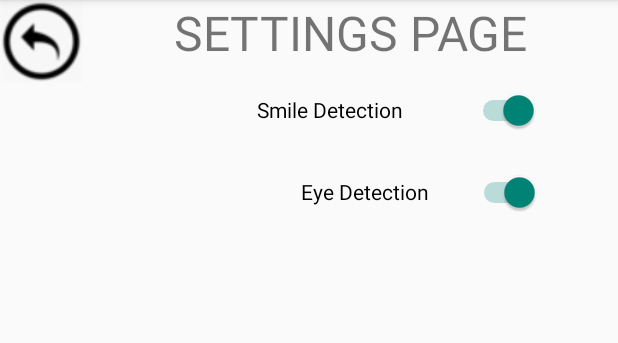
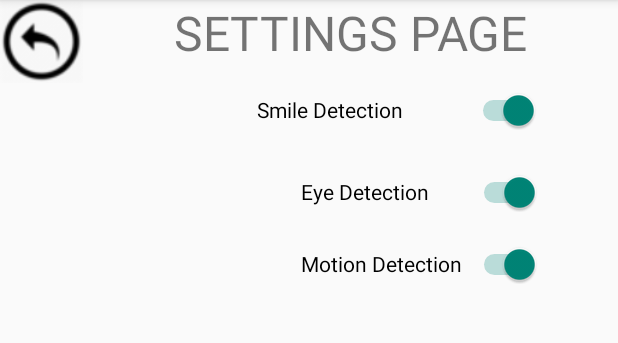
Before and after one commit to Zcloutet/Capstone-NickofTime, an Android app: the screen it shows after launch (SettingsActivity), after a tap on an icon or button, on a phone screen of 412 x 824 dp, the part 84-427 px from its top. Run offline under Robolectric (Android 15) with nearby library versions, the phone set to English and light mode, and no system bars; 1 statement that could not run was skipped.

Commit message:
motion detection
- displays on screen if motion was detected
- added toggle for motion detection
- motion detection only happens depending on toggle

```diff
--- a/app/src/main/java/com/example/perfectphotoapp/CameraOverlayView.java
+++ b/app/src/main/java/com/example/perfectphotoapp/CameraOverlayView.java
@@ -27,11 +27,16 @@ public class CameraOverlayView extends View {
     private Paint redPaint;
     private Paint yellowPaint;
     private Paint greenPaint;
+    private Paint redTextPaint;
 
     // faces
     private Face[] faces;
+    boolean motionDetected;
+
+    // preferences
     boolean smileDetection = true;
     boolean eyeDetection = true;
+    boolean motionDetection = true;
 
     public CameraOverlayView(Context context, AttributeSet attrs) {
         super(context, attrs);
@@ -53,6 +58,11 @@ public class CameraOverlayView extends View {
         greenPaint.setColor(Color.GREEN);
         greenPaint.setStyle(Paint.Style.STROKE);
         greenPaint.setStrokeWidth(strokeWidth);
+
+        redTextPaint = new Paint();
+        redTextPaint.setColor(Color.RED);
+        redTextPaint.setStyle(Paint.Style.FILL);
+        redTextPaint.setTextSize(strokeWidth*10);
     }
 
     // make sure the size of the canvas is always known
@@ -112,13 +122,20 @@ public class CameraOverlayView extends View {
                 }
             }
         }
+
+        if (motionDetection && motionDetected) {
+            Rect bounds = new Rect();
+            redTextPaint.getTextBounds("Motion Detected", 0, 14, bounds);
+            canvas.drawText("Motion Detected", (w-bounds.width())/2, h*0.85f, redTextPaint);
+        }
     }
 
     // update the faces (and record the image width and height from which they were recognized)
-    public void updateFaces(Face[] faces, int imagew, int imageh) {
+    public void updateFaces(Face[] faces, int imagew, int imageh, boolean motionDetected) {
         this.faces = faces;
         this.imagew = imagew;
         this.imageh = imageh;
+        this.motionDetected = motionDetected;
 
         invalidate(); // makes it redraw the canvas
     }
@@ -193,9 +210,10 @@ public class CameraOverlayView extends View {
         this.sensorOrientation = sensorOrientation;
     }
 
-    public void updatePreferences(boolean smileDetection, boolean faceDetection) {
+    public void updatePreferences(boolean smileDetection, boolean faceDetection, boolean motionDetection) {
         this.smileDetection = smileDetection;
         this.eyeDetection = faceDetection;
+        this.motionDetection = motionDetection;
     }
 
     /*
--- a/app/src/main/java/com/example/perfectphotoapp/MainActivity.java
+++ b/app/src/main/java/com/example/perfectphotoapp/MainActivity.java
@@ -50,10 +50,12 @@ import androidx.core.content.ContextCompat;
 import org.opencv.android.BaseLoaderCallback;
 import org.opencv.android.LoaderCallbackInterface;
 import org.opencv.android.OpenCVLoader;
+import org.opencv.core.Core;
 import org.opencv.core.CvType;
 import org.opencv.core.Mat;
 import org.opencv.core.MatOfRect;
 import org.opencv.core.Rect;
+import org.opencv.core.Scalar;
 import org.opencv.imgproc.Imgproc;
 import org.opencv.objdetect.CascadeClassifier;
 
@@ -65,6 +67,7 @@ import java.util.Arrays;
 import java.util.Date;
 
 import static com.example.perfectphotoapp.SettingsActivity.EYESWITCH;
+import static com.example.perfectphotoapp.SettingsActivity.MOTIONSWITCH;
 import static com.example.perfectphotoapp.SettingsActivity.SHARED_PREFS;
 import static com.example.perfectphotoapp.SettingsActivity.SMILESWITCH;
 
@@ -107,12 +110,15 @@ public class MainActivity extends AppCompatActivity {
     private boolean hasFlash ;
     private int frameCount = 0;
     private Face[] faces = {};
+    private Mat previousFrameMat;
 
 
     ImageButton btnFlash;
+
     // preferences
     boolean smileDetection;
     boolean eyeDetection;
+    boolean motionDetection;
 
     private ImageView widthCapturer;
     private static final SparseIntArray ORIENTATIONS = new SparseIntArray();
@@ -219,8 +225,6 @@ public class MainActivity extends AppCompatActivity {
 
     }
 
-
-
     @Override
     protected void onResume() {
         super.onResume();
@@ -282,11 +286,13 @@ public class MainActivity extends AppCompatActivity {
         SharedPreferences sharedPreferences = getSharedPreferences(SHARED_PREFS, MODE_PRIVATE);
         eyeDetection = sharedPreferences.getBoolean(EYESWITCH, true);
         smileDetection = sharedPreferences.getBoolean(SMILESWITCH, true);
-        ((CameraOverlayView) findViewById(R.id.cameraOverlayView)).updatePreferences(smileDetection, eyeDetection);
+        motionDetection = sharedPreferences.getBoolean(MOTIONSWITCH, true);
+        ((CameraOverlayView) findViewById(R.id.cameraOverlayView)).updatePreferences(smileDetection, eyeDetection, motionDetection);
     }
 
 
     // CAMERA HANDLING
+
     CameraCharacteristics cameraInfo;
 //open camera and create capturesession
     private void openCamera(int cameraIndex) {
@@ -679,7 +685,16 @@ public class MainActivity extends AppCompatActivity {
                         //Imgproc.cvtColor(mRGB, bgrMat, Imgproc.COLOR_YUV2BGR_I420);
                         Face[] newFaces = Cascadeframe(mRGB);
                         faces = Face.compareFaces(faces, newFaces, MAX_FACE_AGE);
-                        ((CameraOverlayView) findViewById(R.id.cameraOverlayView)).updateFaces(faces, image.getWidth(), image.getHeight());
+
+                        boolean motion = false;
+
+                        if (previousFrameMat != null && motionDetection == true) {
+                            motion = motionDetect(previousFrameMat, grayscaleImage);
+                        }
+
+                        ((CameraOverlayView) findViewById(R.id.cameraOverlayView)).updateFaces(faces, image.getWidth(), image.getHeight(), motion);
+
+                        previousFrameMat = grayscaleImage;
                     }
                 } catch (Exception e) {
                     Log.w(TAG, e.getMessage());
@@ -778,6 +793,18 @@ public class MainActivity extends AppCompatActivity {
             }
         }
         return facesArray;
+    }
+
+    public boolean motionDetect(Mat prevFrame, Mat currentFrame) {
+        Mat diffFrame = new Mat();
+        Core.absdiff(prevFrame, currentFrame, diffFrame);
+
+        double threshold = 20;
+        Imgproc.threshold(diffFrame, diffFrame, threshold, 1, Imgproc.THRESH_BINARY);
+
+        Scalar mean = Core.mean(diffFrame);
+
+        return (mean.val[0] > 0.05);
     }
 
     /*
--- a/app/src/main/java/com/example/perfectphotoapp/SettingsActivity.java
+++ b/app/src/main/java/com/example/perfectphotoapp/SettingsActivity.java
@@ -15,13 +15,16 @@ public class SettingsActivity extends AppCompatActivity {
 
     private Switch eyeDetection;
     private Switch smileDetection;
+    private Switch motionDetection;
 
     public static final String SHARED_PREFS = "sharedPrefs";
     public static final String EYESWITCH = "EYESWITCH";
     public static final String SMILESWITCH = "SMILESWITCH";
+    public static final String MOTIONSWITCH = "MOTIONSWITCH";
 
     private boolean eyeSwitchOnOff;
     private boolean smileSwitchOnOff;
+    private boolean motionSwitchOnOff;
 
     @Override
     protected void onCreate(Bundle savedInstanceState) {
@@ -37,6 +40,7 @@ public class SettingsActivity extends AppCompatActivity {
 
         eyeDetection = (Switch) findViewById(R.id.eyeDetection);
         smileDetection = (Switch) findViewById(R.id.smileDetection);
+        motionDetection = (Switch) findViewById(R.id.motionDetection);
 
         eyeDetection.setOnCheckedChangeListener(new CompoundButton.OnCheckedChangeListener() {
             @Override
@@ -48,6 +52,12 @@ public class SettingsActivity extends AppCompatActivity {
             @Override
             public void onCheckedChanged(CompoundButton compoundButton, boolean b) {
                 saveSmileDetectionMode();
+            }
+        });
+        motionDetection.setOnCheckedChangeListener(new CompoundButton.OnCheckedChangeListener() {
+            @Override
+            public void onCheckedChanged(CompoundButton compoundButton, boolean b) {
+                saveMotionDetectionMode();
             }
         });
 
@@ -72,14 +82,25 @@ public class SettingsActivity extends AppCompatActivity {
         editor.apply();
     }
 
+    public void saveMotionDetectionMode(){
+        SharedPreferences sharedPreferences = getSharedPreferences(SHARED_PREFS, MODE_PRIVATE);
+        SharedPreferences.Editor editor = sharedPreferences.edit();
+        editor.putBoolean(MOTIONSWITCH, motionDetection.isChecked());
+
+
+        editor.apply();
+    }
+
     public void loadData(){
         SharedPreferences sharedPreferences = getSharedPreferences(SHARED_PREFS, MODE_PRIVATE);
         eyeSwitchOnOff = sharedPreferences.getBoolean(EYESWITCH, true);
         smileSwitchOnOff = sharedPreferences.getBoolean(SMILESWITCH, true);
+        motionSwitchOnOff = sharedPreferences.getBoolean(MOTIONSWITCH, true);
     }
     public void updateSwitches(){
         eyeDetection.setChecked(eyeSwitchOnOff);
         smileDetection.setChecked(smileSwitchOnOff);
+        motionDetection.setChecked(motionSwitchOnOff);
     }
 
     public void goBack(){
--- a/app/src/main/res/layout/activity_settings.xml
+++ b/app/src/main/res/layout/activity_settings.xml
@@ -7,6 +7,16 @@
     android:orientation="vertical"
     tools:context=".SettingsActivity">
 
+
+    <Switch
+        android:id="@+id/eyeDetection"
+        android:layout_width="159dp"
+        android:layout_height="49dp"
+        android:text="Eye Detection"
+        app:layout_constraintEnd_toEndOf="parent"
+        app:layout_constraintHorizontal_bias="0.793"
+        app:layout_constraintStart_toStartOf="parent"
+        app:layout_constraintTop_toBottomOf="@+id/smileDetection" />
 
     <ImageButton
         android:id="@+id/go_back"
@@ -38,10 +48,11 @@
         app:layout_constraintTop_toBottomOf="@+id/textView" />
 
     <Switch
-        android:id="@+id/eyeDetection"
+        android:id="@+id/motionDetection"
         android:layout_width="159dp"
         android:layout_height="49dp"
-        android:text="Eye Detection"
+        android:layout_marginTop="48dp"
+        android:text="Motion Detection"
         app:layout_constraintEnd_toEndOf="parent"
         app:layout_constraintHorizontal_bias="0.793"
         app:layout_constraintStart_toStartOf="parent"
```
Also changed, not shown: 9 other files.
